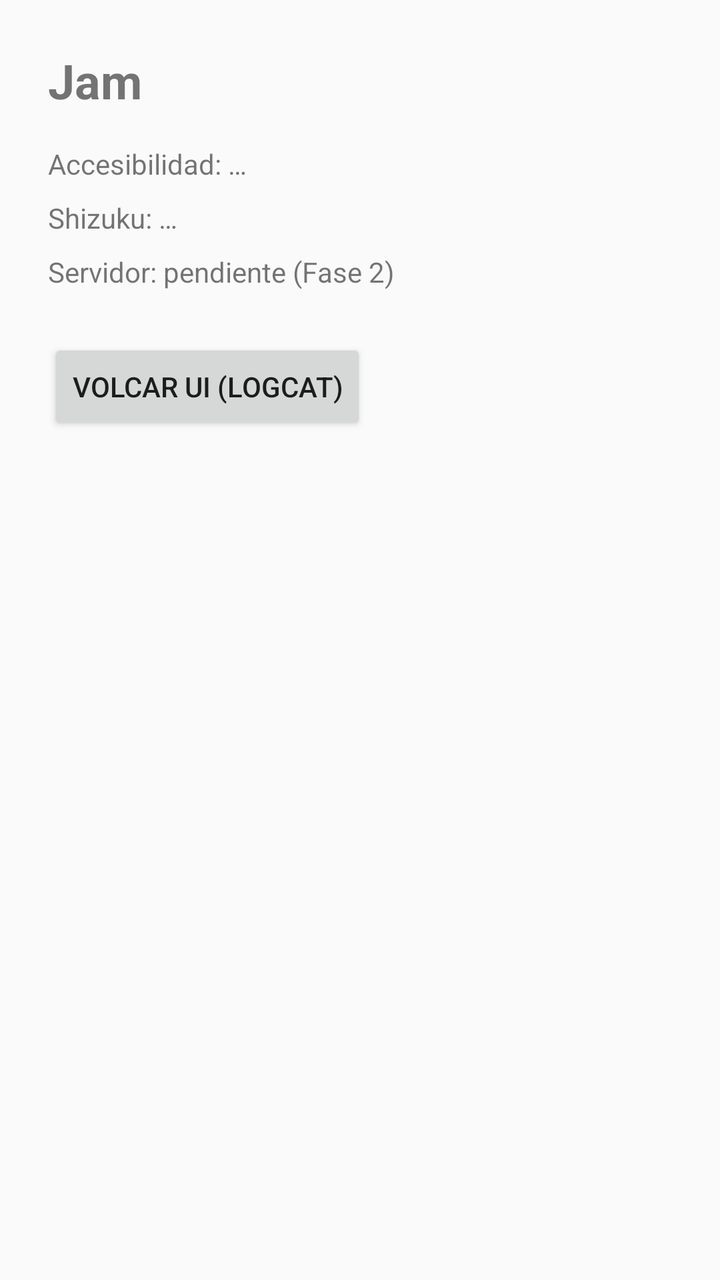
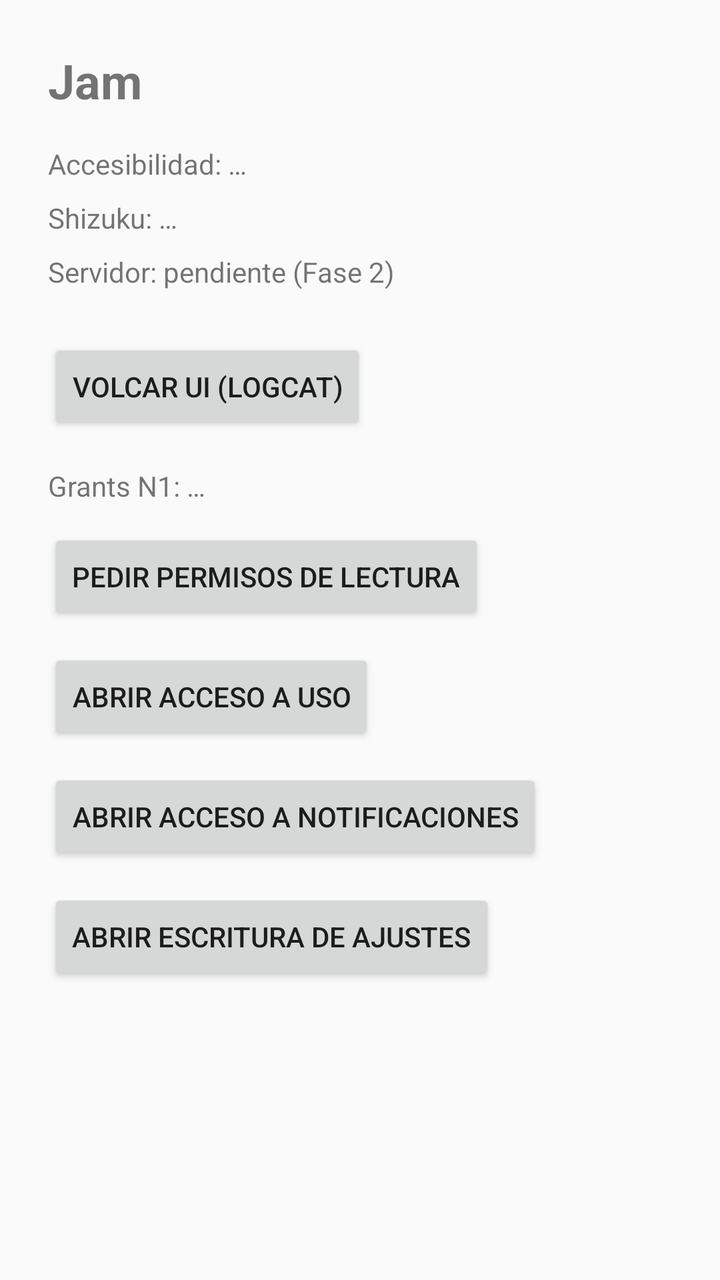

Two renders of the same Android screen: before a commit and after it. Below are the layout's source before the change and the commit's diff.
<!-- AndroidManifest.xml: application theme Theme.AppCompat.DayNight.NoActionBar -->
<!-- res/layout/activity_main.xml -->
<?xml version="1.0" encoding="utf-8"?>
<LinearLayout xmlns:android="http://schemas.android.com/apk/res/android"
    android:layout_width="match_parent"
    android:layout_height="match_parent"
    android:orientation="vertical"
    android:padding="24dp">

    <TextView
        android:layout_width="wrap_content"
        android:layout_height="wrap_content"
        android:text="Jam"
        android:textSize="24sp"
        android:textStyle="bold" />

    <TextView
        android:id="@+id/tvAccessibility"
        android:layout_width="wrap_content"
        android:layout_height="wrap_content"
        android:layout_marginTop="16dp"
        android:text="Accesibilidad: …" />

    <TextView
        android:id="@+id/tvShizuku"
        android:layout_width="wrap_content"
        android:layout_height="wrap_content"
        android:layout_marginTop="8dp"
        android:text="Shizuku: …" />

    <TextView
        android:id="@+id/tvServer"
        android:layout_width="wrap_content"
        android:layout_height="wrap_content"
        android:layout_marginTop="8dp"
        android:text="Servidor: pendiente (Fase 2)" />

    <Button
        android:id="@+id/btnDump"
        android:layout_width="wrap_content"
        android:layout_height="wrap_content"
        android:layout_marginTop="24dp"
        android:text="Volcar UI (logcat)" />

    <Button
        android:id="@+id/btnShizuku"
        android:layout_width="wrap_content"
        android:layout_height="wrap_content"
        android:layout_marginTop="12dp"
        android:text="Pedir permiso Shizuku"
        android:visibility="gone" />

</LinearLayout>
<!-- resources referenced by this layout -->
<resources>

</resources>

<!-- the commit's change to res/layout/activity_main.xml (unified diff, before → after) -->
@@ -48,4 +48,39 @@
         android:text="Pedir permiso Shizuku"
         android:visibility="gone" />
 
+    <TextView
+        android:id="@+id/tvGrants"
+        android:layout_width="wrap_content"
+        android:layout_height="wrap_content"
+        android:layout_marginTop="16dp"
+        android:text="Grants N1: …" />
+
+    <Button
+        android:id="@+id/btnPerms"
+        android:layout_width="wrap_content"
+        android:layout_height="wrap_content"
+        android:layout_marginTop="12dp"
+        android:text="Pedir permisos de lectura" />
+
+    <Button
+        android:id="@+id/btnUsage"
+        android:layout_width="wrap_content"
+        android:layout_height="wrap_content"
+        android:layout_marginTop="12dp"
+        android:text="Abrir acceso a uso" />
+
+    <Button
+        android:id="@+id/btnNotif"
+        android:layout_width="wrap_content"
+        android:layout_height="wrap_content"
+        android:layout_marginTop="12dp"
+        android:text="Abrir acceso a notificaciones" />
+
+    <Button
+        android:id="@+id/btnWriteSettings"
+        android:layout_width="wrap_content"
+        android:layout_height="wrap_content"
+        android:layout_marginTop="12dp"
+        android:text="Abrir escritura de ajustes" />
+
 </LinearLayout>
